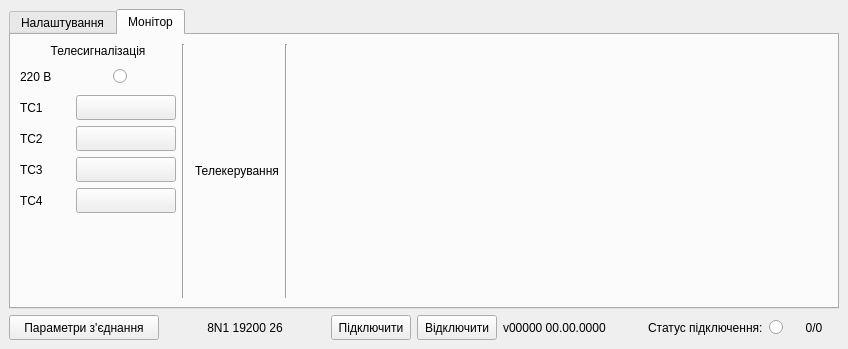
Above: mdio.ui from Goodjamp/Mdio before the change. Below: the same form after it.
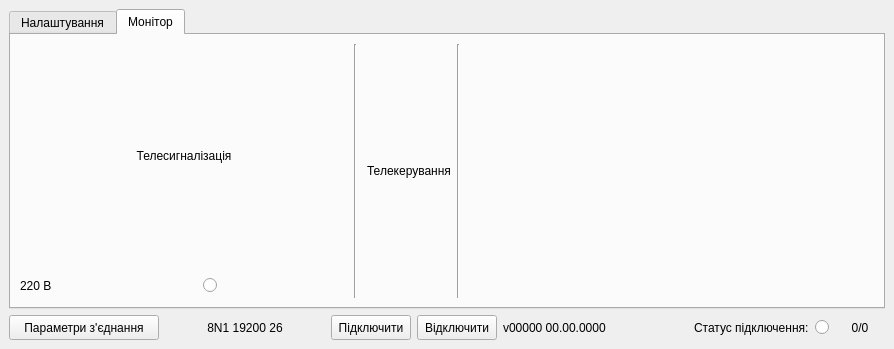
That is the form after the change. The open tabs and pages were chosen to show the change.

What changed in the file:
```diff
--- a/mdio.ui
+++ b/mdio.ui
@@ -6,7 +6,7 @@
    <rect>
     <x>0</x>
     <y>0</y>
-    <width>848</width>
+    <width>894</width>
     <height>349</height>
    </rect>
   </property>
@@ -552,170 +552,6 @@
           </item>
           <item>
            <layout class="QGridLayout" name="gridLayout">
-            <item row="4" column="0">
-             <widget class="QLabel" name="lTsState4">
-              <property name="minimumSize">
-               <size>
-                <width>50</width>
-                <height>25</height>
-               </size>
-              </property>
-              <property name="maximumSize">
-               <size>
-                <width>50</width>
-                <height>25</height>
-               </size>
-              </property>
-              <property name="text">
-               <string>ТС4</string>
-              </property>
-             </widget>
-            </item>
-            <item row="2" column="1">
-             <widget class="QPushButton" name="pbTiState2">
-              <property name="minimumSize">
-               <size>
-                <width>100</width>
-                <height>25</height>
-               </size>
-              </property>
-              <property name="maximumSize">
-               <size>
-                <width>100</width>
-                <height>25</height>
-               </size>
-              </property>
-              <property name="text">
-               <string/>
-              </property>
-              <property name="checkable">
-               <bool>true</bool>
-              </property>
-             </widget>
-            </item>
-            <item row="1" column="0">
-             <widget class="QLabel" name="lTsState1">
-              <property name="minimumSize">
-               <size>
-                <width>50</width>
-                <height>25</height>
-               </size>
-              </property>
-              <property name="maximumSize">
-               <size>
-                <width>50</width>
-                <height>25</height>
-               </size>
-              </property>
-              <property name="text">
-               <string>ТС1</string>
-              </property>
-             </widget>
-            </item>
-            <item row="2" column="0">
-             <widget class="QLabel" name="lTsState2">
-              <property name="minimumSize">
-               <size>
-                <width>50</width>
-                <height>25</height>
-               </size>
-              </property>
-              <property name="maximumSize">
-               <size>
-                <width>50</width>
-                <height>25</height>
-               </size>
-              </property>
-              <property name="text">
-               <string>ТС2</string>
-              </property>
-             </widget>
-            </item>
-            <item row="3" column="0">
-             <widget class="QLabel" name="lTsState3">
-              <property name="minimumSize">
-               <size>
-                <width>50</width>
-                <height>25</height>
-               </size>
-              </property>
-              <property name="maximumSize">
-               <size>
-                <width>50</width>
-                <height>25</height>
-               </size>
-              </property>
-              <property name="text">
-               <string>ТС3</string>
-              </property>
-             </widget>
-            </item>
-            <item row="4" column="1">
-             <widget class="QPushButton" name="pbTiState4">
-              <property name="minimumSize">
-               <size>
-                <width>100</width>
-                <height>25</height>
-               </size>
-              </property>
-              <property name="maximumSize">
-               <size>
-                <width>100</width>
-                <height>25</height>
-               </size>
-              </property>
-              <property name="text">
-               <string/>
-              </property>
-              <property name="checkable">
-               <bool>true</bool>
-              </property>
-             </widget>
-            </item>
-            <item row="1" column="1">
-             <widget class="QPushButton" name="pbTiState1">
-              <property name="minimumSize">
-               <size>
-                <width>100</width>
-                <height>25</height>
-               </size>
-              </property>
-              <property name="maximumSize">
-               <size>
-                <width>100</width>
-                <height>25</height>
-               </size>
-              </property>
-              <property name="text">
-               <string/>
-              </property>
-              <property name="checkable">
-               <bool>true</bool>
-              </property>
-             </widget>
-            </item>
-            <item row="3" column="1">
-             <widget class="QPushButton" name="pbTiState3">
-              <property name="minimumSize">
-               <size>
-                <width>100</width>
-                <height>25</height>
-               </size>
-              </property>
-              <property name="maximumSize">
-               <size>
-                <width>100</width>
-                <height>25</height>
-               </size>
-              </property>
-              <property name="text">
-               <string/>
-              </property>
-              <property name="checkable">
-               <bool>true</bool>
-              </property>
-             </widget>
-            </item>
             <item row="0" column="0">
              <widget class="QLabel" name="l220STate">
               <property name="text">
@@ -723,7 +559,7 @@
               </property>
              </widget>
             </item>
-            <item row="0" column="1">
+            <item row="0" column="2">
              <layout class="QHBoxLayout" name="horizontalLayout_5">
               <item>
                <widget class="QRadioButton" name="rb220State">
@@ -744,23 +580,36 @@
                 </property>
                </widget>
               </item>
+              <item>
+               <spacer name="horizontalSpacer_10">
+                <property name="orientation">
+                 <enum>Qt::Horizontal</enum>
+                </property>
+                <property name="sizeHint" stdset="0">
+                 <size>
+                  <width>40</width>
+                  <height>20</height>
+                 </size>
+                </property>
+               </spacer>
+              </item>
              </layout>
             </item>
+            <item row="0" column="1">
+             <spacer name="horizontalSpacer_8">
+              <property name="orientation">
+               <enum>Qt::Horizontal</enum>
+              </property>
+              <property name="sizeHint" stdset="0">
+               <size>
+                <width>40</width>
+                <height>20</height>
+               </size>
+              </property>
+             </spacer>
+            </item>
            </layout>
           </item>
-          <item>
-           <spacer name="verticalSpacer_3">
-            <property name="orientation">
-             <enum>Qt::Vertical</enum>
-            </property>
-            <property name="sizeHint" stdset="0">
-             <size>
-              <width>20</width>
-              <height>40</height>
-             </size>
-            </property>
-           </spacer>
-          </item>
          </layout>
         </item>
         <item>
```
Left out of the diff: 4 changed lines with no effect on the pictures.
